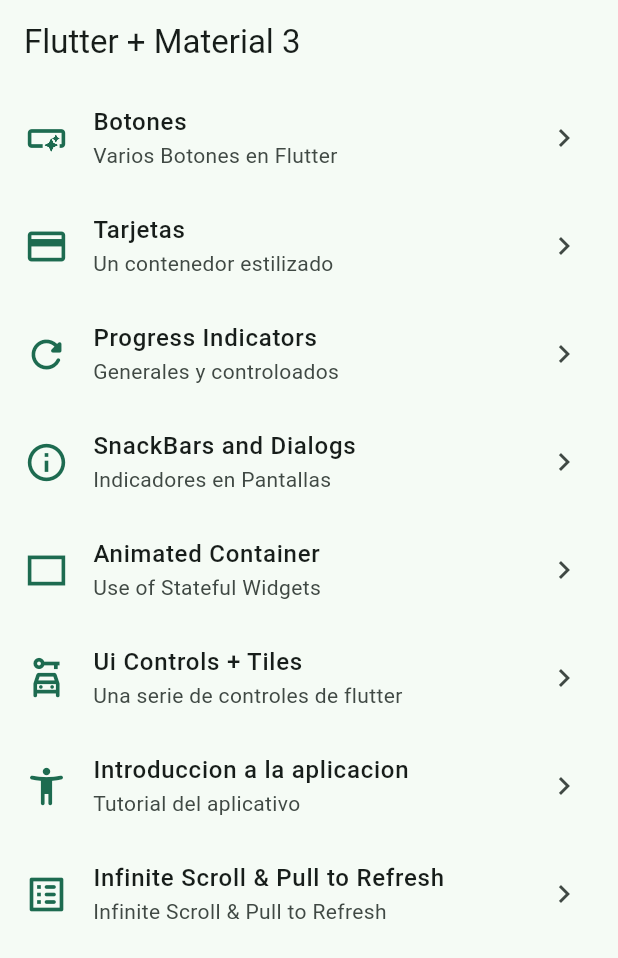
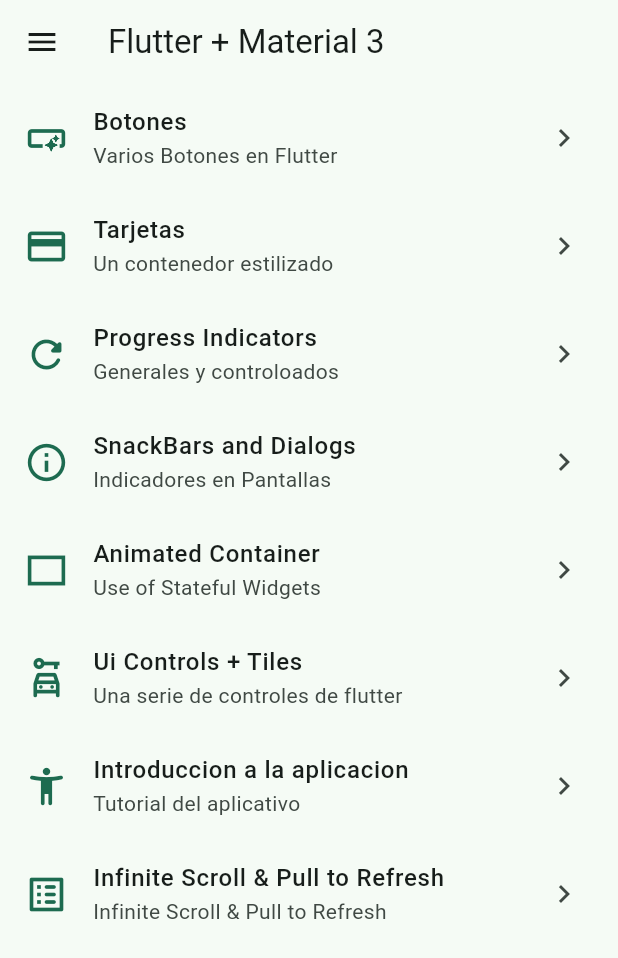
Before and after one commit to dougleon16/Widget-App-Flutter, a Flutter app: the screen it shows after launch, on a phone screen of 412 x 824 dp. Shown: the top 958 px of the screen. Run offline on Flutter 3.47's test engine with Material 3 defaults, Android fonts, the phone set to English and light mode, and no system bars; our stand-ins replace animate_do, go_router.

Commit message:
SideMenu in HomeScreen Finished

```diff
--- a/lib/presentation/screens/home/home_screen.dart
+++ b/lib/presentation/screens/home/home_screen.dart
@@ -1,16 +1,23 @@
 import 'package:flutter/material.dart';
 import 'package:go_router/go_router.dart';
 import 'package:widgets_app/config/menu/menu_items.dart';
+import 'package:widgets_app/presentation/widgets/side_menu.dart';
 
 class HomeScreen extends StatelessWidget {
   const HomeScreen({super.key});
 
   @override
   Widget build(BuildContext context) {
+    final GlobalKey<ScaffoldState> scaffoldKey = GlobalKey<ScaffoldState>();
     return Scaffold(
-      appBar: AppBar(title: const Text('Flutter + Material 3')),
-      body: const _HomeView(),
-    );
+        key: scaffoldKey,
+        appBar: AppBar(
+          title: const Text('Flutter + Material 3'),
+        ),
+        body: const _HomeView(),
+        drawer: SideMenu(
+          scaffoldKey: scaffoldKey,
+        ));
   }
 }
 
```
Also changed, not shown: lib/presentation/widgets/side_menu.dart (added, +55 -0 lines).
